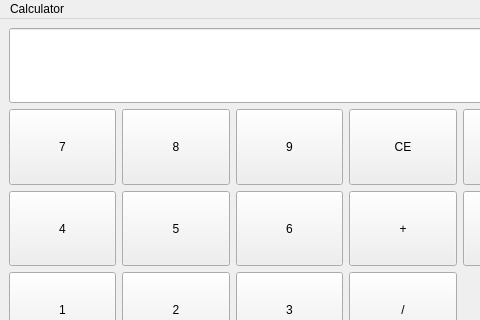
This is gui/Calculator.ui in FernandoLGL/calculator-qt-cpp as Qt 5 draws it before an edit; both pictures show x 0 to 480 and y 0 to 320 of the 579 by 438 pixel window. The edited form follows.
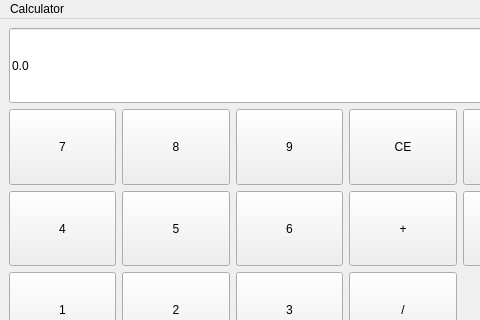
This is the edited form.

Commit message: All number buttons logic done

```diff
--- a/gui/Calculator.ui
+++ b/gui/Calculator.ui
@@ -88,6 +88,9 @@
         <verstretch>0</verstretch>
        </sizepolicy>
       </property>
+      <property name="text">
+       <string>0.0</string>
+      </property>
      </widget>
     </item>
     <item row="6" column="1">
```
Left out of the diff: 2 changed lines with no effect on the pictures. The commit also changes 2 other files.
